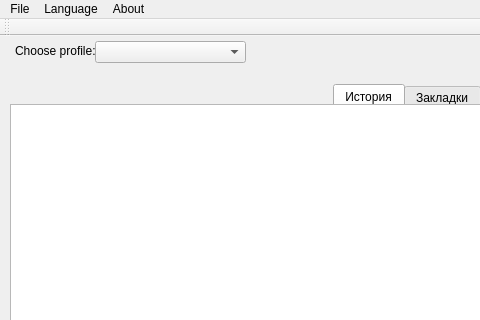
sp0wk/FFParser_2017, file src/FFParser_GUI/source/mainwindow.ui: the form before one commit; both pictures show x 0 to 480 and y 0 to 320 of the 944 by 720 pixel window.
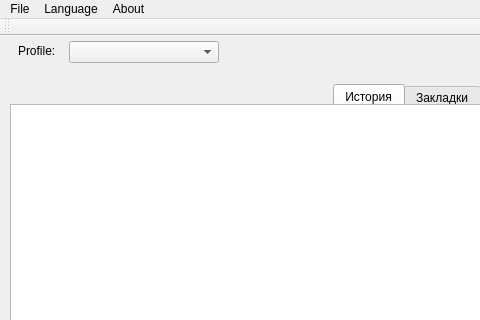
The form after the commit.

```diff
--- a/src/FFParser_GUI/source/mainwindow.ui
+++ b/src/FFParser_GUI/source/mainwindow.ui
@@ -64,22 +64,22 @@
    <widget class="QLabel" name="label">
     <property name="geometry">
      <rect>
-      <x>15</x>
+      <x>18</x>
       <y>-1</y>
-      <width>81</width>
+      <width>40</width>
       <height>31</height>
      </rect>
     </property>
     <property name="text">
-     <string>Choose profile:</string>
+     <string>Profile:</string>
     </property>
    </widget>
    <widget class="QComboBox" name="chooseProfile">
     <property name="geometry">
      <rect>
-      <x>95</x>
+      <x>69</x>
       <y>5</y>
-      <width>151</width>
+      <width>150</width>
       <height>22</height>
      </rect>
     </property>
```
Left out of the diff: 10 changed lines with no effect on the pictures.
